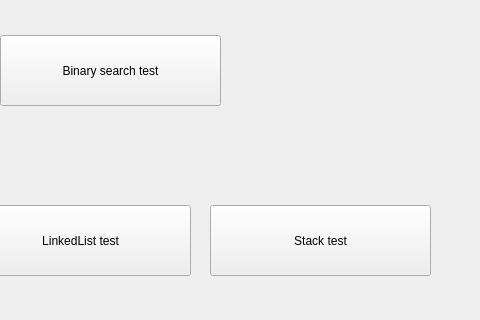
Qt form mainwindow.ui (Yakovlev0309/Algorithms_And_Data_Structures_GUI) before a commit; both pictures show x 320 to 800 and y 195 to 515 of the 800 by 600 pixel window.
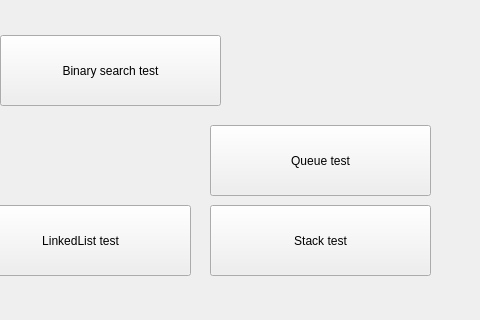
The same form after that commit.

Patch:
```diff
--- a/mainwindow.ui
+++ b/mainwindow.ui
@@ -118,6 +118,19 @@
      <string>Binary search test</string>
     </property>
    </widget>
+   <widget class="QPushButton" name="queue_test_button">
+    <property name="geometry">
+     <rect>
+      <x>530</x>
+      <y>320</y>
+      <width>221</width>
+      <height>71</height>
+     </rect>
+    </property>
+    <property name="text">
+     <string>Queue test</string>
+    </property>
+   </widget>
   </widget>
   <widget class="QMenuBar" name="menubar">
    <property name="geometry">
```
